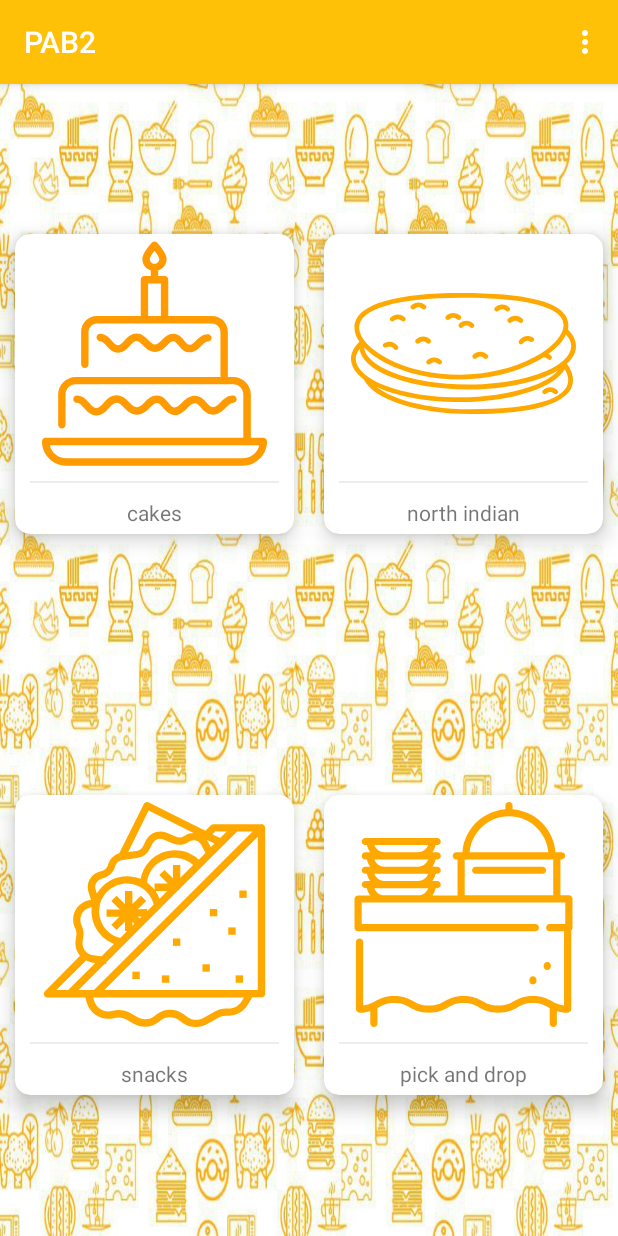
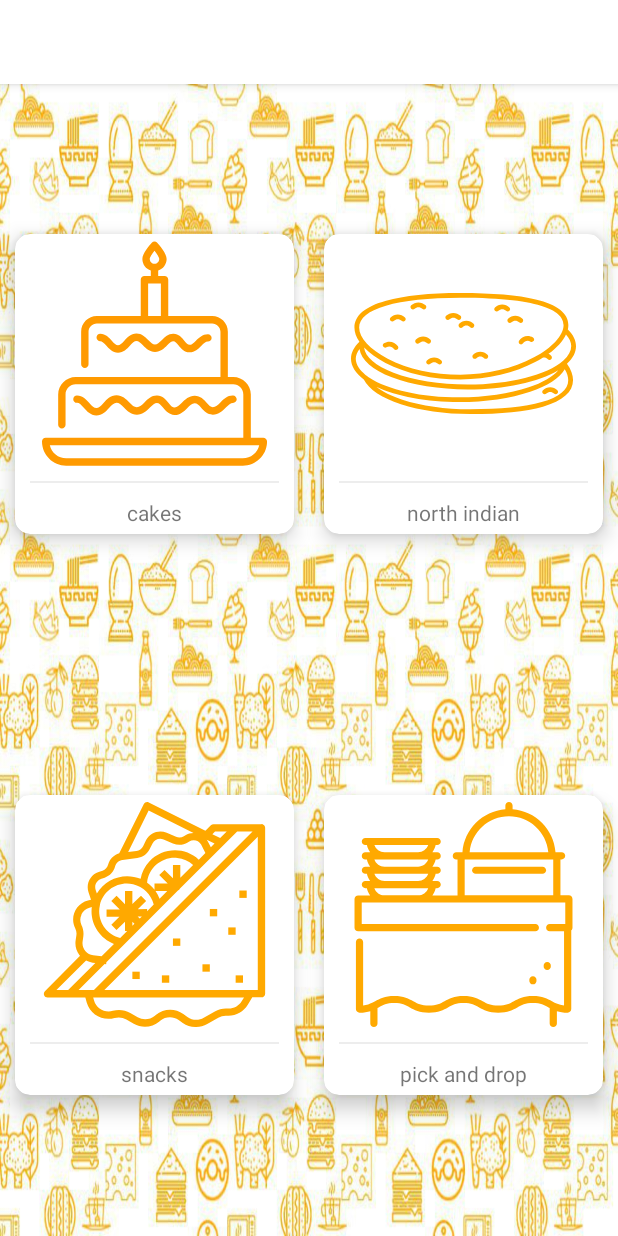
Before and after one commit to akhil117/PickABite-Updated, an Android app: the screen it shows after launch once a user with an empty profile is signed in (Home), on a phone screen of 412 x 824 dp. Run offline under Robolectric (Android 15) with nearby library versions, the phone set to English and light mode, and no system bars; our stand-ins replace Firebase (no records; nobody signed in at launch, a user with empty details on screens opened directly); libraries missing offline, so code that uses them is left out: com.facebook, com.facebook.appevents, com.facebook.login; 6 statements that could not run were skipped.

Commit message:
Update styles.xml

```diff
--- a/PBR/app/src/main/res/values/styles.xml
+++ b/PBR/app/src/main/res/values/styles.xml
@@ -3,7 +3,7 @@
     <!-- Base application theme. -->
     <style name="AppTheme" parent="Theme.AppCompat.Light.DarkActionBar">
         <!-- Customize your theme here. -->
-        <item name="colorPrimary">@color/colorPrimary</item>
+        <item name="colorPrimary">@color/white</item>
         <item name="colorPrimaryDark">@color/colorPrimaryDark</item>
         <item name="colorAccent">@color/colorAccent</item>
     </style>
```
